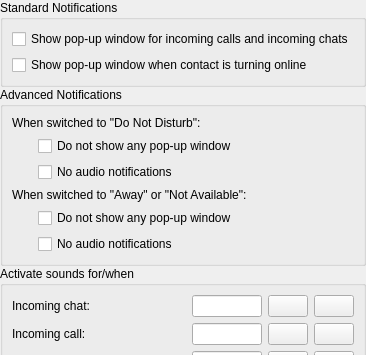
Qt form wengophone/src/presentation/qt/config/NotificationSettings.ui (tkrotoff/WengoPhone) before a commit; both pictures show x 0 to 366 and y 0 to 355 of the 366 by 512 pixel window.
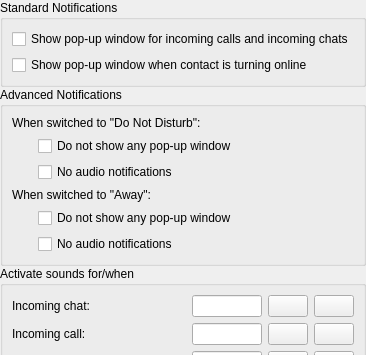
The same form after that commit. Icons and pictures are not drawn.

Commit message: More work on configuration panels

What changed in the file:
```diff
--- a/wengophone/src/presentation/qt/config/NotificationSettings.ui
+++ b/wengophone/src/presentation/qt/config/NotificationSettings.ui
@@ -266,7 +266,7 @@
       <item row="3" column="0" colspan="2" >
        <widget class="QLabel" name="label_7" >
         <property name="text" >
-         <string>When switched to "Away" or "Not Available":</string>
+         <string>When switched to "Away":</string>
         </property>
        </widget>
       </item>
```
The commit also changes 7 other files.
